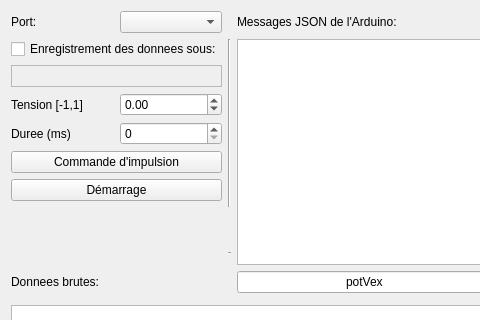
Before: the Qt Designer form IdentificationParams/identification_Qt/mainwindow.ui in GPr1me/RobotPendule, drawn with Qt 5; both pictures show x 0 to 480 and y 0 to 320 of the 752 by 578 pixel window.
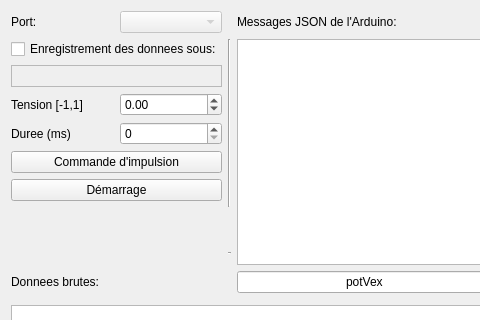
After: the same form once the commit is applied. Custom widgets are drawn as their Qt base class.

```diff
--- a/IdentificationParams/identification_Qt/mainwindow.ui
+++ b/IdentificationParams/identification_Qt/mainwindow.ui
@@ -99,7 +99,11 @@
      </widget>
     </item>
     <item row="4" column="1">
-     <widget class="QComboBox" name="comboBoxPort"/>
+     <widget class="QComboBox" name="comboBoxPort">
+      <property name="enabled">
+       <bool>false</bool>
+      </property>
+     </widget>
     </item>
     <item row="7" column="5">
      <widget class="QLabel" name="label_8">
```
